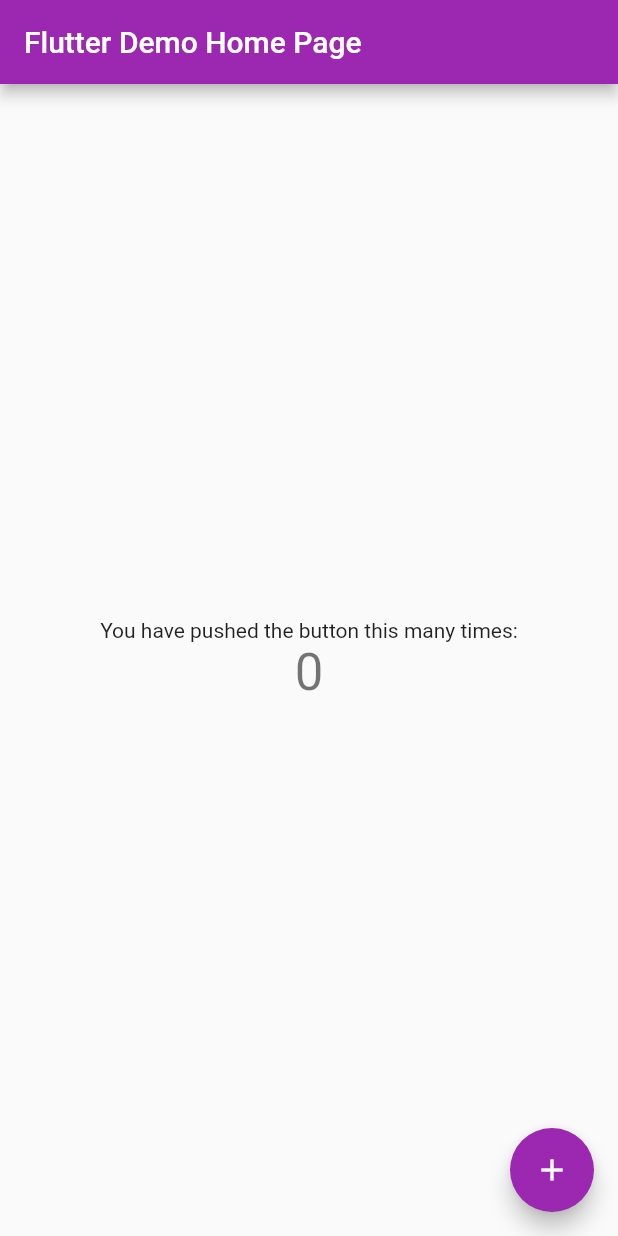
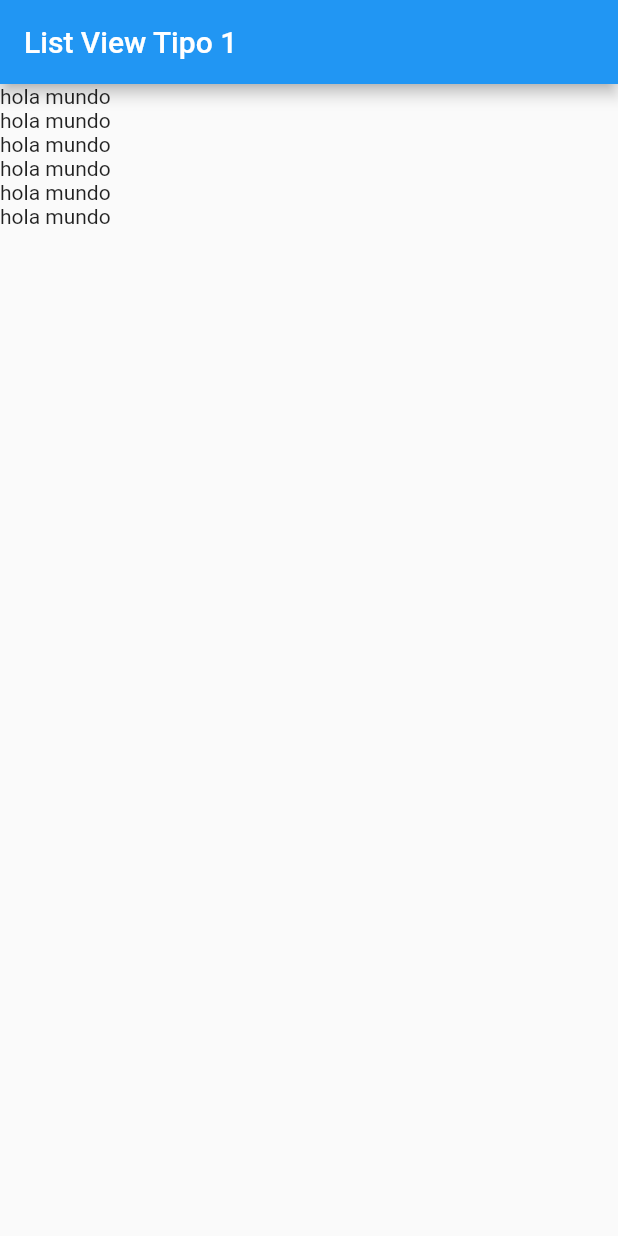
Before and after one commit to kira19955/fl_componentes, a Flutter app: the screen it shows after launch, on a phone screen of 412 x 824 dp. Run offline on Flutter 3.47's test engine with Material 2 defaults, Android fonts, the phone set to English and light mode, and no system bars.

Commit message:
list view 1

```diff
--- a/lib/main.dart
+++ b/lib/main.dart
@@ -1,115 +1,17 @@
+import 'package:fl_componentes/screen/list_view1_screen.dart';
 import 'package:flutter/material.dart';
 
-void main() {
-  runApp(const MyApp());
-}
+void main() => runApp(const MyApp());
 
 class MyApp extends StatelessWidget {
   const MyApp({super.key});
 
-  // This widget is the root of your application.
   @override
   Widget build(BuildContext context) {
-    return MaterialApp(
-      title: 'Flutter Demo',
-      theme: ThemeData(
-        // This is the theme of your application.
-        //
-        // Try running your application with "flutter run". You'll see the
-        // application has a blue toolbar. Then, without quitting the app, try
-        // changing the primarySwatch below to Colors.green and then invoke
-        // "hot reload" (press "r" in the console where you ran "flutter run",
-        // or simply save your changes to "hot reload" in a Flutter IDE).
-        // Notice that the counter didn't reset back to zero; the application
-        // is not restarted.
-        primarySwatch: Colors.purple,
-      ),
-      home: const MyHomePage(title: 'Flutter Demo Home Page'),
+    return const MaterialApp(
+      debugShowCheckedModeBanner: false,
+      title: 'Material App',
+      home:ListView1Screen(),
     );
   }
 }
-
-class MyHomePage extends StatefulWidget {
-  const MyHomePage({super.key, required this.title});
-
-  // This widget is the home page of your application. It is stateful, meaning
-  // that it has a State object (defined below) that contains fields that affect
-  // how it looks.
-
-  // This class is the configuration for the state. It holds the values (in this
-  // case the title) provided by the parent (in this case the App widget) and
-  // used by the build method of the State. Fields in a Widget subclass are
-  // always marked "final".
-
-  final String title;
-
-  @override
-  State<MyHomePage> createState() => _MyHomePageState();
-}
-
-class _MyHomePageState extends State<MyHomePage> {
-  int _counter = 0;
-
-  void _incrementCounter() {
-    setState(() {
-      // This call to setState tells the Flutter framework that something has
-      // changed in this State, which causes it to rerun the build method below
-      // so that the display can reflect the updated values. If we changed
-      // _counter without calling setState(), then the build method would not be
-      // called again, and so nothing would appear to happen.
-      _counter++;
-    });
-  }
-
-  @override
-  Widget build(BuildContext context) {
-    // This method is rerun every time setState is called, for instance as done
-    // by the _incrementCounter method above.
-    //
-    // The Flutter framework has been optimized to make rerunning build methods
-    // fast, so that you can just rebuild anything that needs updating rather
-    // than having to individually change instances of widgets.
-    return Scaffold(
-      appBar: AppBar(
-        // Here we take the value from the MyHomePage object that was created by
-        // the App.build method, and use it to set our appbar title.
-        title: Text(widget.title),
-      ),
-      body: Center(
-        // Center is a layout widget. It takes a single child and positions it
-        // in the middle of the parent.
-        child: Column(
-          // Column is also a layout widget. It takes a list of children and
-          // arranges them vertically. By default, it sizes itself to fit its
-          // children horizontally, and tries to be as tall as its parent.
-          //
-          // Invoke "debug painting" (press "p" in the console, choose the
-          // "Toggle Debug Paint" action from the Flutter Inspector in Android
-          // Studio, or the "Toggle Debug Paint" command in Visual Studio Code)
-          // to see the wireframe for each widget.
-          //
-          // Column has various properties to control how it sizes itself and
-          // how it positions its children. Here we use mainAxisAlignment to
-          // center the children vertically; the main axis here is the vertical
-          // axis because Columns are vertical (the cross axis would be
-          // horizontal).
-          mainAxisAlignment: MainAxisAlignment.center,
-          children: <Widget>[
-            const Text(
-              'You have pushed the button this many times:',
-            ),
-            Text(
-              '$_counter',
-              style: Theme.of(context).textTheme.headline4,
-            ),
-          ],
-        ),
-      ),
-      floatingActionButton: FloatingActionButton(
-        onPressed: _incrementCounter,
-        tooltip: 'Increment',
-        child: const Icon(Icons.add),
-      ), // This trailing comma makes auto-formatting nicer for build methods.
-    );
-  }
-}
--- /dev/null
+++ b/lib/screen/list_view1_screen.dart
@@ -0,0 +1,25 @@
+import 'package:flutter/material.dart';
+
+class ListView1Screen extends StatelessWidget {
+
+  const ListView1Screen({Key? key}) : super(key: key);
+
+  @override
+  Widget build(BuildContext context) {
+    return Scaffold(
+      appBar: AppBar(
+        title: const Text('List View Tipo 1')
+        ),
+      body: ListView(
+        children: const [
+          Text("hola mundo"),
+          Text("hola mundo"),
+          Text("hola mundo"),
+          Text("hola mundo"),
+          Text("hola mundo"),
+          Text("hola mundo"),
+        ],
+      ),
+    );
+  }
+}
```
